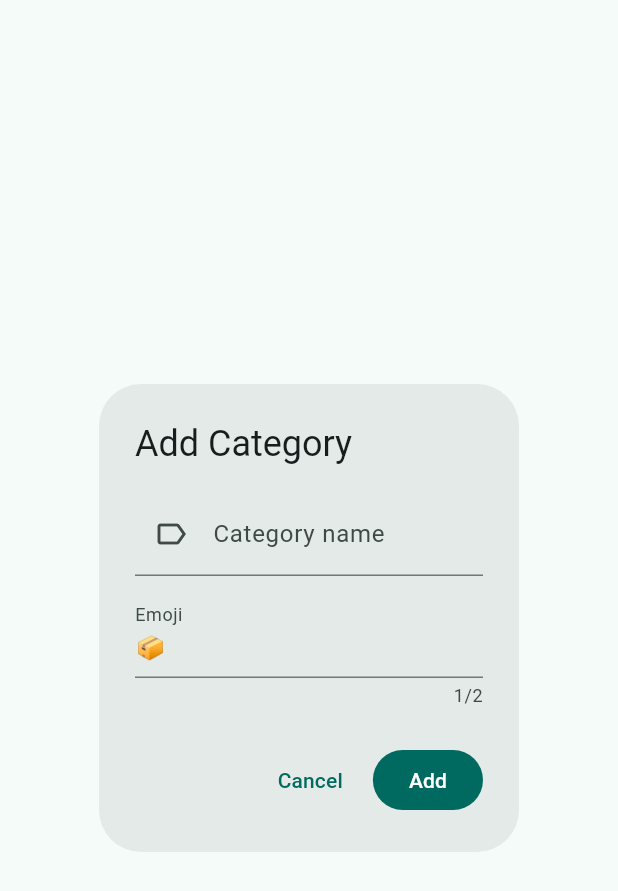
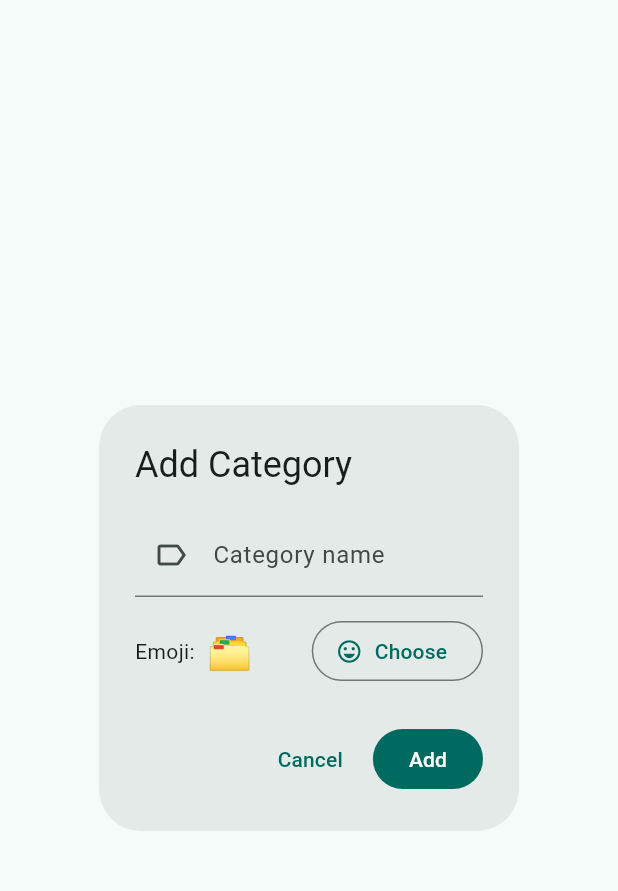
Before and after one commit to PabloSczn/truly-budget, a Flutter app: the AddCategoryDialog widget shown alone on an empty page, opened directly, on a phone screen of 412 x 824 dp. Shown: the top 891 px of the screen. Run offline on Flutter 3.47's test engine with Material 3 defaults, Android fonts, the phone set to English and light mode, and no system bars; our stand-ins replace fl_chart, shared_preferences; accounts and stored records are empty.

Commit message:
add emoji selector

```diff
--- a/lib/widgets/add_category_dialog.dart
+++ b/lib/widgets/add_category_dialog.dart
@@ -1,4 +1,5 @@
 import 'package:flutter/material.dart';
+import 'package:truly_budget/widgets/emoji_selector.dart';
 
 class AddCategoryDialog extends StatefulWidget {
   const AddCategoryDialog({super.key});
@@ -9,13 +10,12 @@ class AddCategoryDialog extends StatefulWidget {
 
 class _AddCategoryDialogState extends State<AddCategoryDialog> {
   final nameCtrl = TextEditingController();
-  final emojiCtrl = TextEditingController(text: '📦');
+  String selectedEmoji = '🗂️';
   final _formKey = GlobalKey<FormState>();
 
   @override
   void dispose() {
     nameCtrl.dispose();
-    emojiCtrl.dispose();
     super.dispose();
   }
 
@@ -39,13 +39,23 @@ class _AddCategoryDialogState extends State<AddCategoryDialog> {
                   : null,
             ),
             const SizedBox(height: 12),
-            TextFormField(
-              controller: emojiCtrl,
-              decoration: const InputDecoration(
-                labelText: 'Emoji',
-                hintText: 'e.g. 🍔, 🏠, 🚗',
-              ),
-              maxLength: 2,
+            Row(
+              children: [
+                Text('Emoji:', style: Theme.of(context).textTheme.bodyMedium),
+                const SizedBox(width: 8),
+                Text(selectedEmoji, style: const TextStyle(fontSize: 24)),
+                const Spacer(),
+                OutlinedButton.icon(
+                  icon: const Icon(Icons.emoji_emotions_outlined),
+                  label: const Text('Choose'),
+                  onPressed: () async {
+                    final e = await pickEmoji(context);
+                    if (e != null && e.isNotEmpty) {
+                      setState(() => selectedEmoji = e);
+                    }
+                  },
+                ),
+              ],
             ),
           ],
         ),
@@ -58,10 +68,7 @@ class _AddCategoryDialogState extends State<AddCategoryDialog> {
         FilledButton(
           onPressed: () {
             if (_formKey.currentState!.validate()) {
-              Navigator.pop(context, (
-                nameCtrl.text.trim(),
-                emojiCtrl.text.trim(),
-              ));
+              Navigator.pop(context, (nameCtrl.text.trim(), selectedEmoji));
             }
           },
           child: const Text('Add'),
```
Also changed, not shown: lib/screens/add_income_screen.dart (+24 -5 lines), lib/screens/category_detail_screen.dart (+22 -1 lines), lib/widgets/emoji_selector.dart (added, +92 -0 lines).
